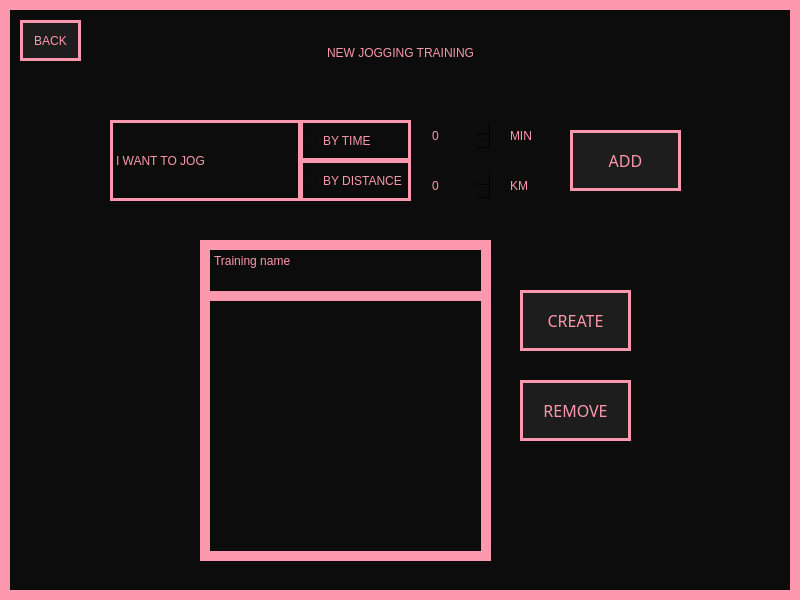
First picture: the form in View/NewJoggingTraining.ui, repository Hanna-J-K/fitnessapp, before the edit.
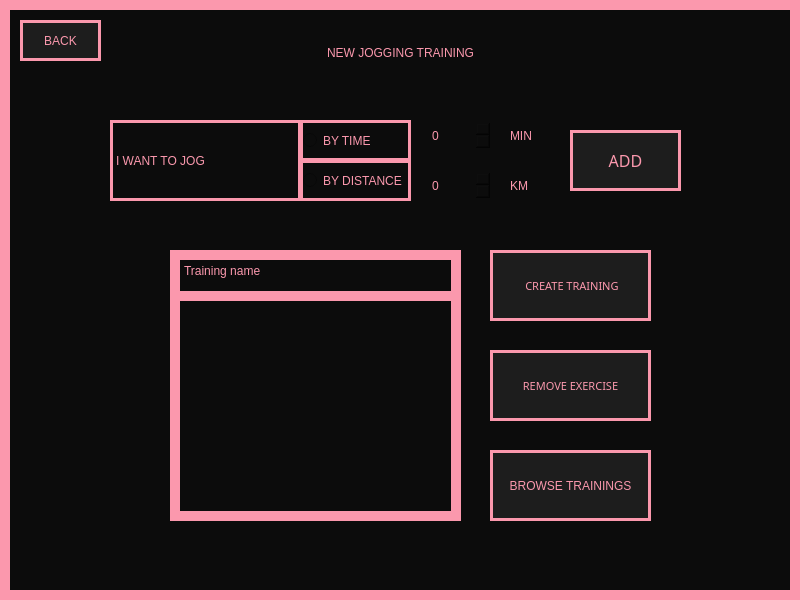
Second picture: the form after the edit.

Commit message: browse trainings buttons added

What changed in the file:
```diff
--- a/View/NewJoggingTraining.ui
+++ b/View/NewJoggingTraining.ui
@@ -38,16 +38,6 @@
      <string>NEW JOGGING TRAINING</string>
     </property>
    </widget>
-   <widget class="QListWidget" name="training_list">
-    <property name="geometry">
-     <rect>
-      <x>200</x>
-      <y>290</y>
-      <width>291</width>
-      <height>271</height>
-     </rect>
-    </property>
-   </widget>
    <widget class="QPushButton" name="add_btn">
     <property name="geometry">
      <rect>
@@ -151,35 +141,6 @@
      <string>KM</string>
     </property>
    </widget>
-   <widget class="QPushButton" name="create_training_btn">
-    <property name="geometry">
-     <rect>
-      <x>520</x>
-      <y>290</y>
-      <width>111</width>
-      <height>61</height>
-     </rect>
-    </property>
-    <property name="font">
-     <font>
-      <family>PRIMETIME</family>
-      <pointsize>12</pointsize>
-      <weight>50</weight>
-      <italic>false</italic>
-      <bold>false</bold>
-     </font>
-    </property>
-    <property name="cursor">
-     <cursorShape>PointingHandCursor</cursorShape>
-    </property>
-    <property name="styleSheet">
-     <string notr="true">background-color: #1D1D1D;border: 3px solid #FB98AD;
-font: 12pt &quot;PRIMETIME&quot;;</string>
-    </property>
-    <property name="text">
-     <string>CREATE</string>
-    </property>
-   </widget>
    <widget class="QRadioButton" name="by_time_btn">
     <property name="geometry">
      <rect>
@@ -229,19 +190,68 @@
      <string>I WANT TO JOG</string>
     </property>
    </widget>
+   <widget class="QPushButton" name="back_btn">
+    <property name="geometry">
+     <rect>
+      <x>20</x>
+      <y>20</y>
+      <width>81</width>
+      <height>41</height>
+     </rect>
+    </property>
+    <property name="cursor">
+     <cursorShape>PointingHandCursor</cursorShape>
+    </property>
+    <property name="styleSheet">
+     <string notr="true">background-color: #1D1D1D;border: 3px solid #FB98AD;
+font: 8pt &quot;PRIMETIME&quot;;</string>
+    </property>
+    <property name="text">
+     <string>BACK</string>
+    </property>
+   </widget>
+   <widget class="QPushButton" name="create_training_btn">
+    <property name="geometry">
+     <rect>
+      <x>490</x>
+      <y>250</y>
+      <width>161</width>
+      <height>71</height>
+     </rect>
+    </property>
+    <property name="font">
+     <font>
+      <family>PRIMETIME</family>
+      <pointsize>8</pointsize>
+      <weight>50</weight>
+      <italic>false</italic>
+      <bold>false</bold>
+     </font>
+    </property>
+    <property name="cursor">
+     <cursorShape>PointingHandCursor</cursorShape>
+    </property>
+    <property name="styleSheet">
+     <string notr="true">background-color: #1D1D1D;border: 3px solid #FB98AD;
+font: 8pt &quot;PRIMETIME&quot;;</string>
+    </property>
+    <property name="text">
+     <string> CREATE TRAINING</string>
+    </property>
+   </widget>
    <widget class="QPushButton" name="remove_training_btn">
     <property name="geometry">
      <rect>
-      <x>520</x>
-      <y>380</y>
-      <width>111</width>
-      <height>61</height>
+      <x>490</x>
+      <y>350</y>
+      <width>161</width>
+      <height>71</height>
      </rect>
     </property>
     <property name="font">
      <font>
       <family>PRIMETIME</family>
-      <pointsize>12</pointsize>
+      <pointsize>8</pointsize>
       <weight>50</weight>
       <italic>false</italic>
       <bold>false</bold>
@@ -255,16 +265,26 @@
 font: 12pt &quot;PRIMETIME&quot;;</string>
     </property>
     <property name="text">
-     <string>REMOVE</string>
+     <string>REMOVE EXERCISE</string>
+    </property>
+   </widget>
+   <widget class="QListWidget" name="training_list">
+    <property name="geometry">
+     <rect>
+      <x>170</x>
+      <y>280</y>
+      <width>291</width>
+      <height>241</height>
+     </rect>
     </property>
    </widget>
    <widget class="QPlainTextEdit" name="training_name">
     <property name="geometry">
      <rect>
-      <x>200</x>
-      <y>240</y>
+      <x>170</x>
+      <y>250</y>
       <width>291</width>
-      <height>61</height>
+      <height>51</height>
      </rect>
     </property>
     <property name="styleSheet">
@@ -276,13 +296,13 @@
      <string>Training name</string>
     </property>
    </widget>
-   <widget class="QPushButton" name="back_btn">
+   <widget class="QPushButton" name="browse_btn">
     <property name="geometry">
      <rect>
-      <x>20</x>
-      <y>20</y>
-      <width>61</width>
-      <height>41</height>
+      <x>490</x>
+      <y>450</y>
+      <width>161</width>
+      <height>71</height>
      </rect>
     </property>
     <property name="cursor">
@@ -293,7 +313,7 @@
 font: 8pt &quot;PRIMETIME&quot;;</string>
     </property>
     <property name="text">
-     <string>BACK</string>
+     <string>BROWSE TRAININGS</string>
     </property>
    </widget>
   </widget>
```
Left out of the diff: 2 changed lines with no effect on the pictures. The commit also changes 7 other files.
